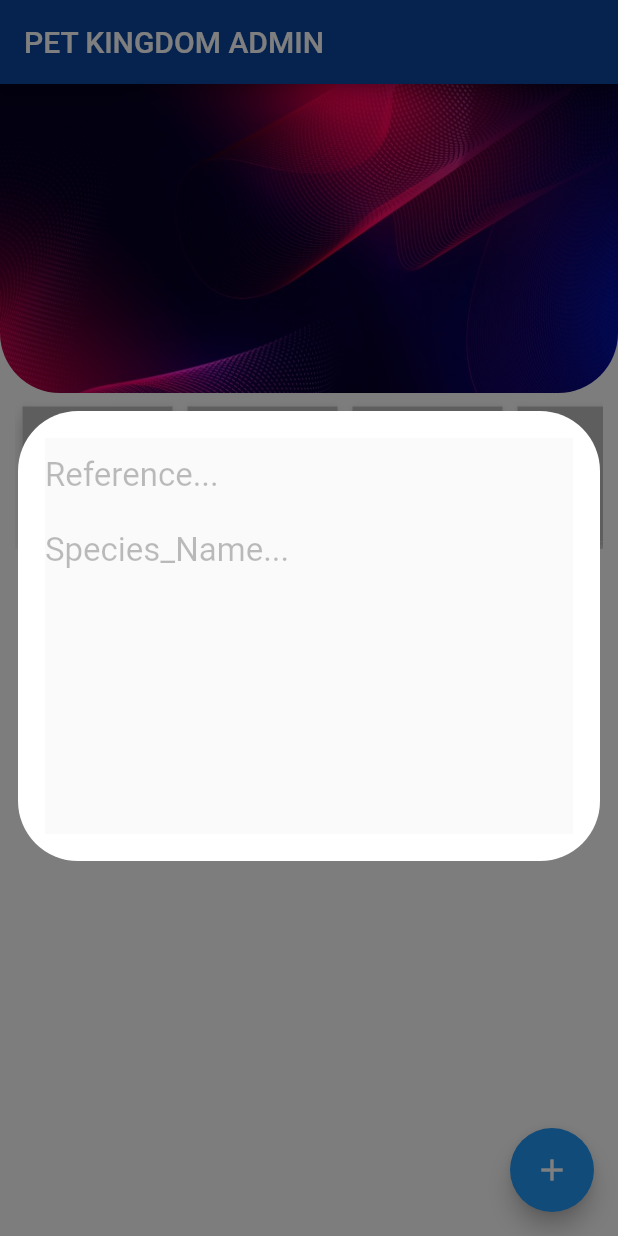
After one commit to itsDikshaMahanot/pet_kingdom_cpanel, a Flutter app: the HomeScreen_One screen opened directly, after a tap on the "add" icon, on a phone screen of 412 x 824 dp. The commit adds this screen. Run offline on Flutter 3.47's test engine with Material 2 defaults, Android fonts, the phone set to English and light mode, and no system bars.

Commit message:
homescreen_one finalOne

```diff
--- a/lib/cardlist.dart
+++ b/lib/cardlist.dart
@@ -1,5 +1,4 @@
 import 'package:flutter/material.dart';
-import 'package:pet_kingdom_cpanel/insert_screen.dart';
 import 'package:pet_kingdom_cpanel/home_screen.dart';
 
 class Cardlist extends StatelessWidget {
--- /dev/null
+++ b/lib/homescreen1.dart
@@ -0,0 +1,156 @@
+import 'package:flutter/material.dart';
+
+class HomeScreen_One extends StatefulWidget {
+  @override
+  _HomeScreen_OneState createState() => _HomeScreen_OneState();
+}
+
+List<Map> icons = [
+  {'assets': ('assets/images/bg.jpg')},
+  {'assets': ('assets/images/ranchu.jpg')}
+];
+
+class _HomeScreen_OneState extends State<HomeScreen_One> {
+  void showDialog() {
+    showGeneralDialog(
+      barrierLabel: "Barrier",
+      barrierDismissible: true,
+      barrierColor: Colors.black.withOpacity(0.5),
+      transitionDuration: Duration(milliseconds: 300),
+      context: context,
+      pageBuilder: (_, __, ___) {
+        return Align(
+          alignment: Alignment.bottomCenter,
+          child: Container(
+            height: 300,
+            child: SizedBox.expand(
+                child: Padding(
+              padding: const EdgeInsets.all(18.0),
+              child: Material(
+                child: Column(
+                  children: [
+                    TextField(
+                      style: TextStyle(color: Colors.black, fontSize: 22),
+                      onChanged: (value) {
+                        print(value);
+                      },
+                      keyboardType: TextInputType.text,
+                      decoration: InputDecoration(
+                        hintText: "Reference...",
+                        hintStyle: TextStyle(
+                          color: Colors.black26,
+                          fontSize: 22,
+                        ),
+                        enabledBorder: InputBorder.none,
+                        focusedBorder: InputBorder.none,
+                      ),
+                    ),
+                    TextField(
+                        style: TextStyle(color: Colors.black, fontSize: 22),
+                        onChanged: (value) {
+                          print(value);
+                        },
+                        keyboardType: TextInputType.text,
+                        decoration: InputDecoration(
+                          hintText: "Species_Name...",
+                          hintStyle: TextStyle(
+                            color: Colors.black26,
+                            fontSize: 22,
+                          ),
+                          enabledBorder: InputBorder.none,
+                        )),
+                  ],
+                ),
+              ),
+            )),
+            margin: EdgeInsets.only(bottom: 250, left: 12, right: 12),
+            decoration: BoxDecoration(
+              color: Colors.white,
+              borderRadius: BorderRadius.circular(40),
+            ),
+          ),
+        );
+      },
+      transitionBuilder: (context, animation, secondaryAnimation, child) {
+        return SlideTransition(
+          position:
+              Tween(begin: Offset(0, 3), end: Offset(0, 0)).animate(animation),
+          child: child,
+        );
+      },
+    );
+  }
+
+  @override
+  Widget build(BuildContext context) {
+    var size = MediaQuery.of(context).size;
+    return Scaffold(
+      appBar: AppBar(
+        backgroundColor: Colors.blue[900],
+        title: Text("PET KINGDOM ADMIN"),
+      ),
+      backgroundColor: Colors.grey[300],
+      body: Home(size),
+      floatingActionButton: FloatingActionButton(
+        onPressed: () {
+          showDialog();
+        },
+        child: Icon(Icons.add),
+      ),
+    );
+  }
+}
+
+Widget Home(var size) {
+  return Scaffold(
+    body: Container(
+      child: Column(
+        children: [
+          Stack(
+            children: [
+              Container(
+                  height: size.height * 0.25,
+                  decoration: BoxDecoration(
+                      image: DecorationImage(
+                          alignment: Alignment.topCenter,
+                          image: AssetImage('assets/images/bg.jpg'),
+                          fit: BoxFit.cover),
+                      borderRadius: BorderRadius.only(
+                          bottomLeft: Radius.circular(40),
+                          bottomRight: Radius.circular(40)))),
+              Container(
+                  margin: EdgeInsets.only(
+                    top: 210,
+                    left: 10,
+                    right: 10,
+                  ),
+                  height: 100,
+                  child: ListView.builder(
+                    scrollDirection: Axis.horizontal,
+                    itemCount: 8,
+                    itemBuilder: (BuildContext context, int index) {
+                      return Padding(
+                        padding: const EdgeInsets.all(1),
+                        // child: InkWell(
+                        //   onTap: () {
+                        //     Navigator.of(context).push(MaterialPageRoute(
+                        //       builder: (context) => FishSpecies(),
+                        //     ));
+                        //   },
+                        child: Card(
+                          elevation: 5,
+                          child: Container(
+                            color: Colors.grey[400],
+                            width: 100,
+                          ),
+                        ),
+                      );
+                    },
+                  )),
+            ],
+          ),
+        ],
+      ),
+    ),
+  );
+}
```
Also changed, not shown: lib/fish_species.dart (added, +33 -0 lines), lib/home_screen.dart (+9 -15 lines), lib/main.dart (+4 -3 lines), lib/screenlist.dart (deleted, +0 -24 lines).
